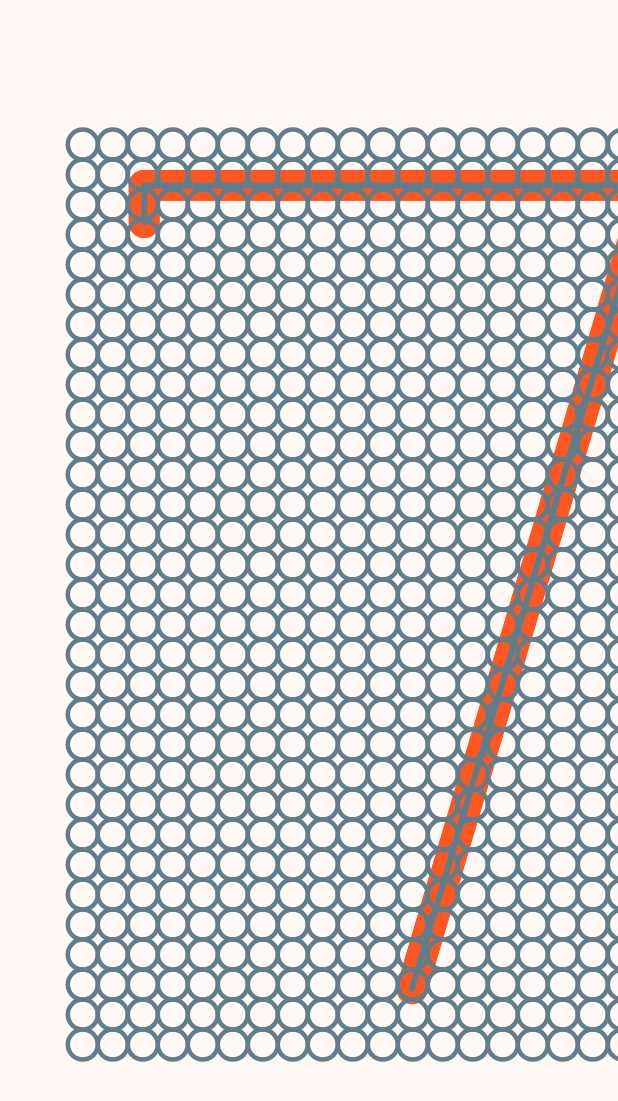
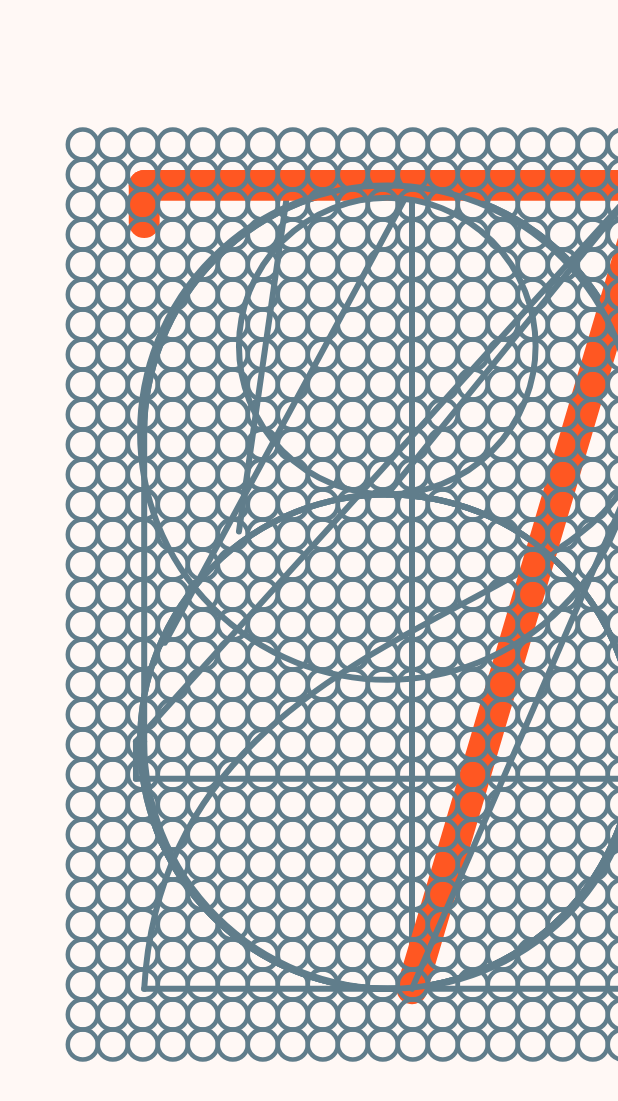
Before and after one commit to RobertNeher/Nixie_Digit, a Flutter app: the screen it shows after launch, on a phone screen of 412 x 824 dp. Shown: the top 1101 px of the screen. Run offline on Flutter 3.47's test engine with Material 3 defaults, Android fonts, the phone set to English and light mode, and no system bars; project files that could hold a hidden picture were left out.

Commit message:
Narrowing real nixie tube

```diff
--- a/lib/main.dart
+++ b/lib/main.dart
@@ -1,8 +1,8 @@
 import 'dart:async';
 
 import 'package:flutter/material.dart';
+
 import 'package:nixie_digit/src/nixie_digit.dart';
-import 'package:nixie_digit/src/cathode.dart';
 
 void main() {
   runApp(const MyApp());
@@ -20,7 +20,7 @@ class MyApp extends StatelessWidget {
         colorScheme: ColorScheme.fromSeed(seedColor: Colors.orange),
         useMaterial3: true,
       ),
-      home: const MyHomePage(title: 'Flutter Demo Home Page'),
+      home: const MyHomePage(title: 'Nixie Tube Digit'),
     );
   }
 }
@@ -34,17 +34,16 @@ class MyHomePage extends StatefulWidget {
 }
 
 class _MyHomePageState extends State<MyHomePage> {
-  String numberSet = "0123456789";
-  int number = 0, index = 0;
+  int number = 0;
   Timer timer = Timer(const Duration(days: 1), () {});
 
   @override
   void initState() {
-    index = 0;
+    number = 0;
     timer = Timer.periodic(const Duration(seconds: 1), (timer) {
       setState(() {});
-      index++;
-      if (index >= numberSet.length) index = 0;
+      number++;
+      if (number > 9) number = 0;
     });
     super.initState();
   }
@@ -52,14 +51,13 @@ class _MyHomePageState extends State<MyHomePage> {
   @override
   Widget build(BuildContext context) {
     return Scaffold(
-        body: Stack(alignment: Alignment.center, children: [
-      // NixieDigit(number: 0),
-      NixieDigit(number: int.parse(numberSet[index])),
-      NixieDigit(
-        number: int.parse(numberSet[index]),
-        anodeColor: Colors.blueGrey,
+      // body: Stack(alignment: Alignment.center, children: [
+      body: NixieDigit(
+        number: number,
+        dimmedColor: Colors.blueGrey,
+        cathodeColor: Colors.black26,
+        glowingColor: Colors.deepOrange,
       ),
-      const Cathode(cathodeColor: Colors.blueGrey),
-    ]));
+    );
   }
 }
--- a/lib/src/nixie_digit.dart
+++ b/lib/src/nixie_digit.dart
@@ -1,17 +1,20 @@
 import 'dart:math';
 
 import 'package:flutter/material.dart';
+import 'package:nixie_digit/src/cathode.dart';
 
 class NixieDigit extends StatefulWidget {
-  final Color anodeColor;
-  final Color digitColor;
+  final Color dimmedColor;
+  final Color glowingColor;
+  final Color cathodeColor;
   final int number;
 
   const NixieDigit(
       {Key? key,
       required this.number,
-      this.anodeColor = Colors.grey,
-      this.digitColor = Colors.deepOrange})
+      this.dimmedColor = Colors.grey,
+      this.glowingColor = Colors.deepOrange,
+      this.cathodeColor = Colors.blueAccent})
       : super(key: key);
 
   @override
@@ -28,43 +31,47 @@ class _NixieDigitState extends State<NixieDigit> {
 
   @override
   Widget build(BuildContext context) {
+    List<Widget> digitStack = [];
     size = MediaQuery.of(context).size;
 
-    return CustomPaint(
-      painter: DigitPainter(
-          number: widget.number,
-          anode: false,
-          anodeColor: widget.anodeColor,
-          digitColor: widget.digitColor),
-      foregroundPainter: DigitPainter(
-          number: widget.number,
-          anode: true,
-          anodeColor: widget.anodeColor,
-          digitColor: widget.digitColor),
-      child: Container(),
-    );
+    for (int i = 0; i <= 9; i++) {
+      digitStack.add(CustomPaint(
+        painter: DigitPainter(
+            number: i,
+            glowingNumber: i == widget.number,
+            dimmedColor: widget.dimmedColor,
+            glowingColor: widget.glowingColor),
+        child: Container(),
+      ));
+    }
+    digitStack.add(const Cathode(
+      cathodeColor: Colors.blueGrey,
+    ));
+
+    return Stack(
+        fit: StackFit.loose, alignment: Alignment.center, children: digitStack);
   }
 }
 
 class DigitPainter extends CustomPainter {
-  final bool anode;
+  final bool glowingNumber;
   final int number;
-  final Color anodeColor;
-  final Color digitColor;
+  final Color dimmedColor;
+  final Color glowingColor;
   DigitPainter(
       {required this.number,
-      this.anode = false,
-      this.anodeColor = Colors.transparent,
-      this.digitColor = Colors.transparent});
+      this.glowingNumber = true,
+      this.dimmedColor = Colors.transparent,
+      this.glowingColor = Colors.transparent});
 
   @override
   void paint(canvas, size) {
     Size _size = Size(size.height * 2 / 3, size.height);
     Paint paint = Paint()
-      ..color = anode ? anodeColor : digitColor
+      ..color = glowingNumber ? glowingColor : dimmedColor
       ..style = PaintingStyle.stroke
       ..strokeCap = StrokeCap.round
-      ..strokeWidth = anode ? 4 : _size.height / 40;
+      ..strokeWidth = glowingNumber ? _size.height / 40 : 4;
     Path path = Path();
 
     if (number == 0) {
@@ -89,8 +96,6 @@ class DigitPainter extends CustomPainter {
     } else if (number == 1) {
       canvas.drawLine(Offset(_size.width * 0.5, _size.height * 0.15),
           Offset(_size.width * 0.5, _size.height * 0.8), paint);
-      // canvas.drawLine(Offset(_size.width * 0.5, _size.height * 0.15),
-      //     Offset(_size.width * 0.45, _size.height * 0.2), paint);
     } else if (number == 2) {
       canvas.drawArc(
           Rect.fromLTWH(_size.width * 0.175, _size.height * 0.15,
```
